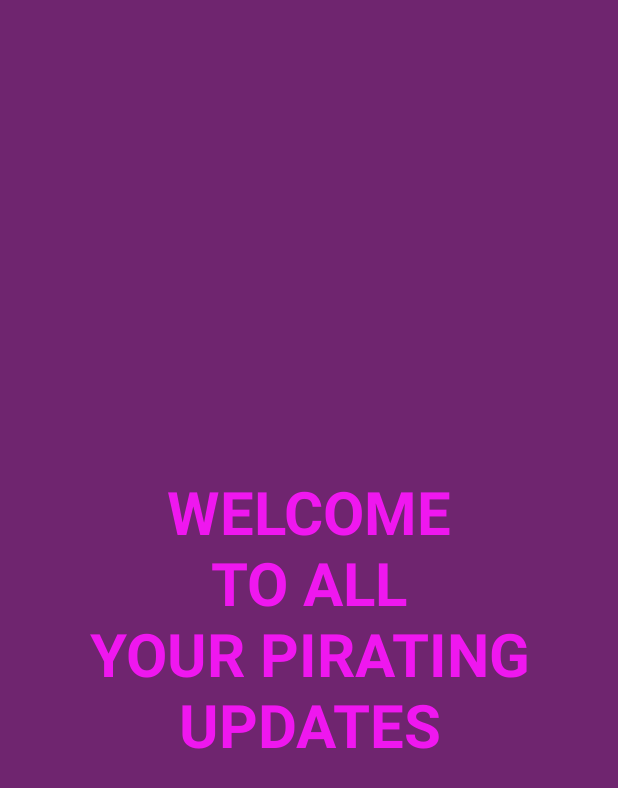
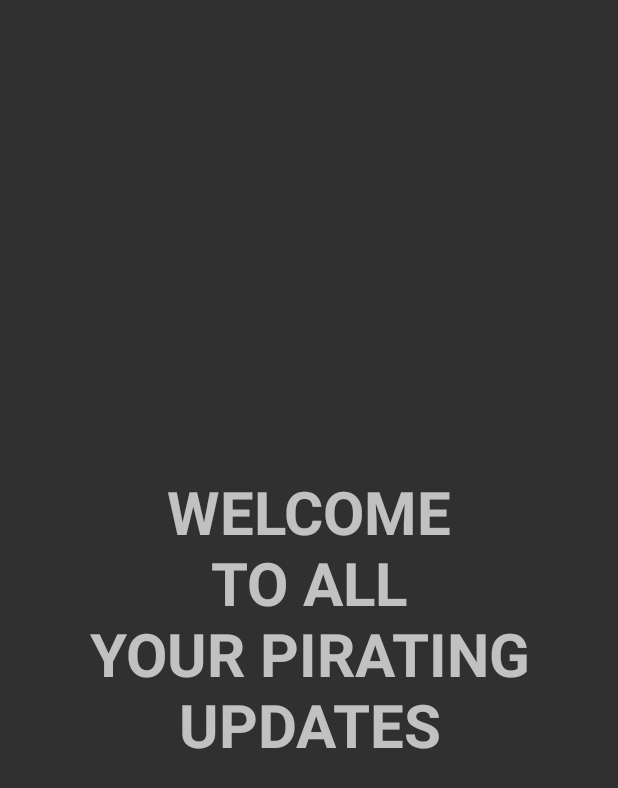
Before and after one commit to JediMasterFluff/PirateUpdates, an Android app: the SplashScreen screen opened directly, with no data from a screen before it, on a phone screen of 412 x 824 dp. Shown: the top 788 px of the screen. Run offline under Robolectric (Android 15) with nearby library versions, the phone set to English and light mode, and no system bars; 1 statement that could not run was skipped.

Commit message:
Forced new Material Theme throughout app

```diff
--- a/Pirate Updates App/src/main/AndroidManifest.xml
+++ b/Pirate Updates App/src/main/AndroidManifest.xml
@@ -29,7 +29,7 @@
         <activity
             android:name=".Activities.SplashScreen"
             android:configChanges="orientation|keyboardHidden|screenSize"
-            android:theme="@style/FullscreenTheme">
+            android:theme="@android:style/Theme.Material.NoActionBar.Fullscreen">
             <intent-filter> <!-- THIS ALLOWS ME TO RUN THE SPLASH SCREEN ON LOAD -->
                 <action android:name="android.intent.action.MAIN" />
                 <category android:name="android.intent.category.LAUNCHER" />
--- a/Pirate Updates App/src/main/java/com/applications/fluffy/piratingupdates/Activities/MainActivity.java
+++ b/Pirate Updates App/src/main/java/com/applications/fluffy/piratingupdates/Activities/MainActivity.java
@@ -1,5 +1,6 @@
 package com.applications.fluffy.piratingupdates.Activities;
 
+import android.app.ActionBar;
 import android.app.Activity;
 import android.content.Intent;
 import android.graphics.Bitmap;
@@ -22,6 +23,9 @@ public class MainActivity extends Activity {
         //requestWindowFeature(Window.FEATURE_NO_TITLE);
         setContentView(R.layout.activity_main);
 
+        ActionBar actionBar = getActionBar();
+
+        actionBar.setTitle("");
 
         Intent intent = getIntent();
         Bundle b = intent.getBundleExtra(SplashScreen.MESSAGE);
--- a/Pirate Updates App/src/main/res/layout/activity_splash_screen.xml
+++ b/Pirate Updates App/src/main/res/layout/activity_splash_screen.xml
@@ -3,7 +3,6 @@
     android:orientation="vertical"
     android:layout_width="match_parent"
     android:layout_height="match_parent"
-    android:background="@color/colorPrimary"
     tools:context="com.applications.fluffy.piratingupdates.Activities.SplashScreen">
 
     <!-- The primary full-screen view. This can be replaced with whatever view
@@ -16,7 +15,6 @@
         android:gravity="center"
         android:keepScreenOn="true"
         android:text="@string/SplashString"
-        android:textColor="@color/linkPurple"
         android:textSize="40sp"
         android:textStyle="bold" />
 
@@ -33,7 +31,6 @@
             android:layout_width="match_parent"
             android:layout_height="wrap_content"
             android:layout_gravity="bottom|center_horizontal"
-            android:background="@color/black_overlay"
             android:orientation="horizontal"
             tools:ignore="UselessParent">
 
--- a/Pirate Updates App/src/main/res/layout/activity_torrent.xml
+++ b/Pirate Updates App/src/main/res/layout/activity_torrent.xml
@@ -19,7 +19,6 @@
         android:layout_alignParentLeft="true"
         android:layout_alignParentStart="true"
         android:layout_alignParentTop="true"
-        android:background="@color/colorPrimaryDark"
         app:columnCount="2"
         app:orientation="vertical"
         app:rowCount="3">
@@ -36,7 +35,6 @@
         <TableLayout
             android:id="@+id/torrent_detail_table"
             android:layout_width="wrap_content"
-            android:background="@android:color/holo_blue_bright"
             android:clickable="false"
             android:cursorVisible="false"
             android:focusable="false"
@@ -159,7 +157,6 @@
             android:id="@+id/torrent_desc"
             android:layout_width="match_parent"
             android:layout_height="172dp"
-            android:background="@android:color/holo_purple"
             android:clickable="false"
             android:cursorVisible="false"
             android:focusable="false"
```
